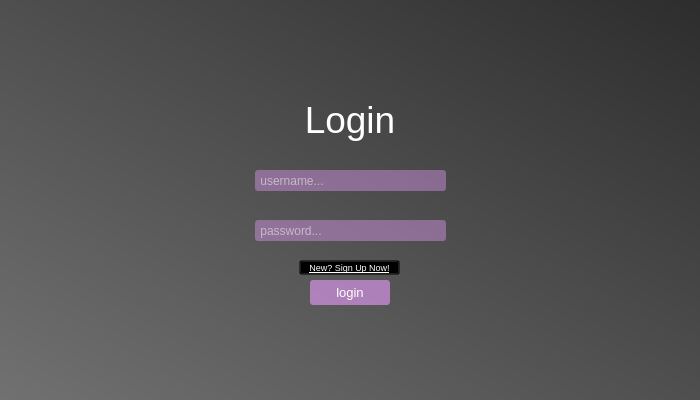
Before: the Qt Designer form gui/login.ui in itaybiran/MinesweeperCheats-Client, drawn with Qt 5.
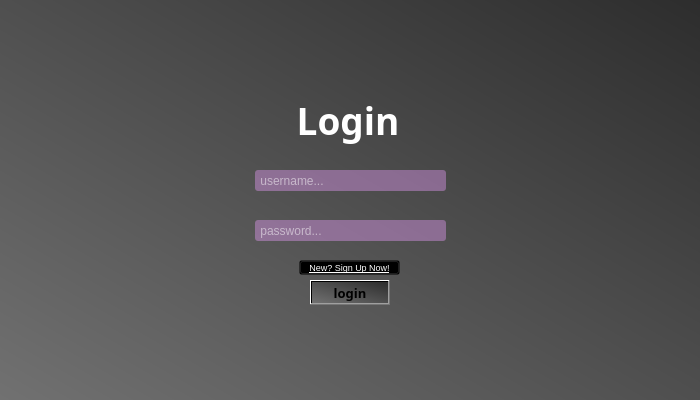
After: the same form once the commit is applied.

Patch:
```diff
--- a/gui/login.ui
+++ b/gui/login.ui
@@ -62,7 +62,7 @@
   <widget class="QLabel" name="TitleLabel">
    <property name="geometry">
     <rect>
-     <x>290</x>
+     <x>288</x>
      <y>90</y>
      <width>120</width>
      <height>60</height>
@@ -70,7 +70,10 @@
    </property>
    <property name="font">
     <font>
+     <family>Segoe UI Black</family>
      <pointsize>28</pointsize>
+     <weight>75</weight>
+     <bold>true</bold>
     </font>
    </property>
    <property name="layoutDirection">
@@ -119,17 +122,27 @@
    </property>
    <property name="font">
     <font>
+     <family>Segoe UI Black</family>
      <pointsize>10</pointsize>
+     <weight>75</weight>
+     <bold>true</bold>
     </font>
    </property>
    <property name="cursor">
     <cursorShape>ClosedHandCursor</cursorShape>
    </property>
    <property name="styleSheet">
-    <string notr="true">background-color:rgba(236, 158, 255, 150);
+    <string notr="true">QPushButton::hover
+{
+background-color:rgb(216, 140, 234);
+}
+
+QPushButton
+{
+background-color:rgba(236, 158, 255, 170);
 border-radius:3px;
 color: white;
-</string>
+};</string>
    </property>
    <property name="text">
     <string>login</string>
```
